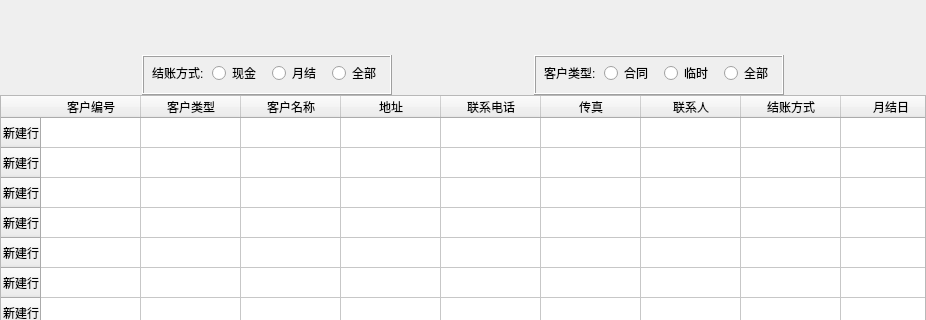
First picture: the form in ui/first_level/clientmanagermentwidget.ui, repository longcp/CarRentalManagement, before the edit; both pictures show x 0 to 926 and y 0 to 320 of the 926 by 691 pixel window.
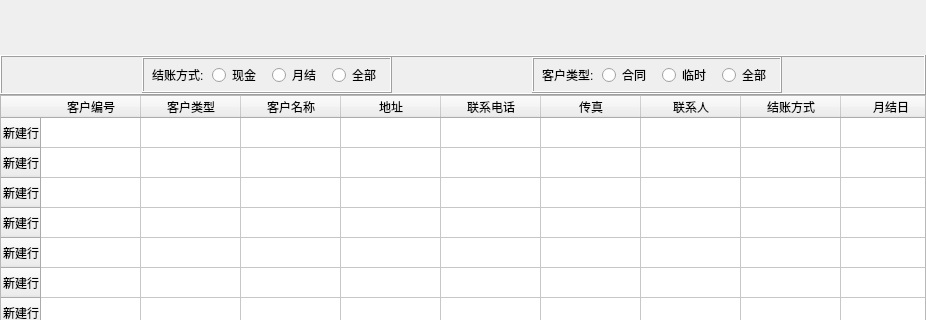
Second picture: the form after the edit.

What changed in the file:
```diff
--- a/ui/first_level/clientmanagermentwidget.ui
+++ b/ui/first_level/clientmanagermentwidget.ui
@@ -63,7 +63,7 @@
     </widget>
    </item>
    <item>
-    <widget class="QWidget" name="typeWidget" native="true">
+    <widget class="QFrame" name="typeWidget">
      <property name="minimumSize">
       <size>
        <width>0</width>
@@ -76,6 +76,12 @@
        <height>40</height>
       </size>
      </property>
+     <property name="frameShape">
+      <enum>QFrame::Box</enum>
+     </property>
+     <property name="frameShadow">
+      <enum>QFrame::Raised</enum>
+     </property>
      <layout class="QHBoxLayout" name="horizontalLayout_2">
       <property name="spacing">
        <number>0</number>
```
Left out of the diff: 3 changed lines with no effect on the pictures.
